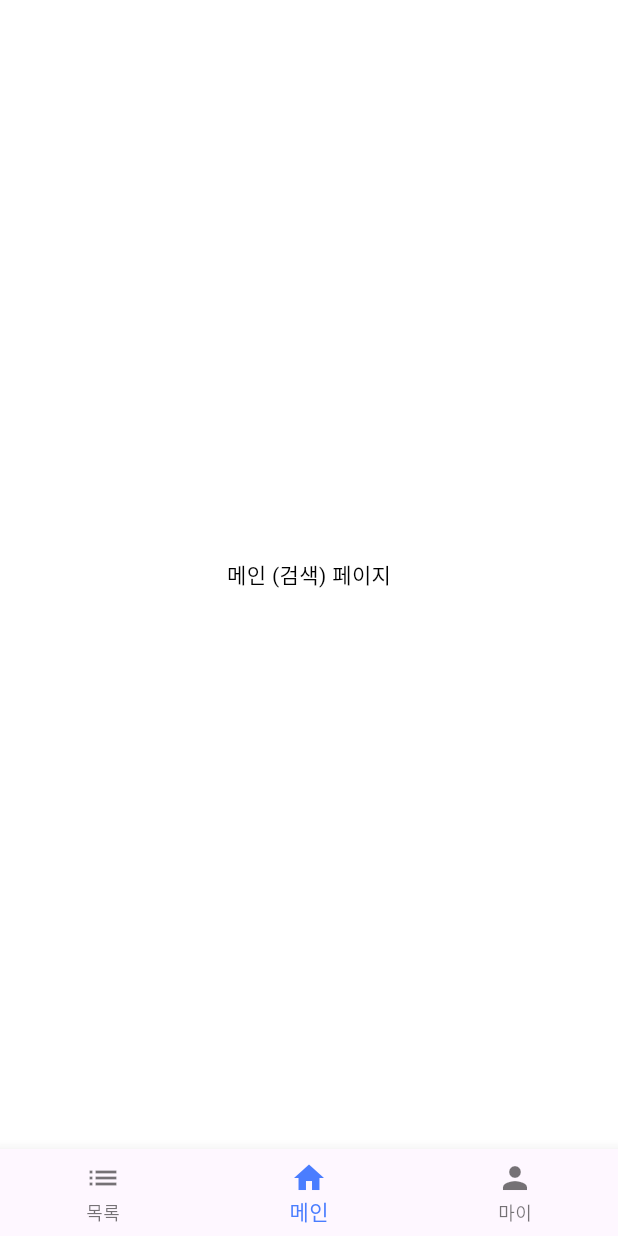
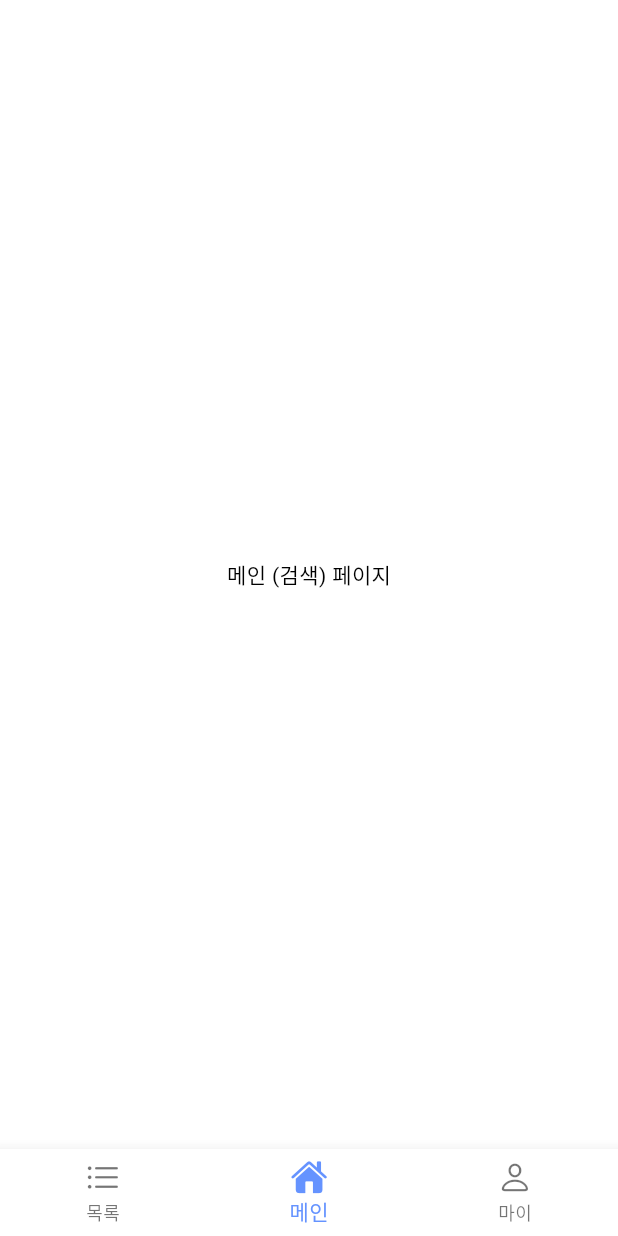
Before and after one commit to SSU-RSP/RSP-Frontend, a Flutter app: the screen it shows after launch, after a tap on "로그인", on a phone screen of 412 x 824 dp. Run offline on Flutter 3.47's test engine with Material 3 defaults, Android fonts, the light colour scheme and no system bars.

Commit message:
로그인 탭바 디자인 추가

```diff
--- a/lib/features/Login/login_screen.dart
+++ b/lib/features/Login/login_screen.dart
@@ -63,10 +63,15 @@ class LoginScreen extends StatelessWidget {
                     onPressed: () {
                       // TODO : 로그인 검증/서비스 연동 부분
                       // 현재는 바로 이동
-                      Navigator.pushReplacement(
-                        context,
-                        MaterialPageRoute(builder: (context) => const MainScreen()),
-                      );
+                      Navigator.of(context).pushReplacement(PageRouteBuilder(
+                        pageBuilder: (context, animation, secondaryAnimation) => const MainScreen(),
+                        transitionsBuilder: (context, animation, secondaryAnimation, child) {
+                          return FadeTransition(
+                            opacity: animation,
+                            child: child,
+                          );
+                        },
+                      ));
                     },
                     style: ElevatedButton.styleFrom(
                       backgroundColor: const Color(0xFF4A7DFF),
--- a/lib/home_screen.dart
+++ b/lib/home_screen.dart
@@ -1,3 +1,4 @@
+import 'package:flutter/cupertino.dart';
 import 'package:flutter/material.dart';
 
 class MainScreen extends StatefulWidget {
@@ -25,27 +26,23 @@ class _MainScreenState extends State<MainScreen> {
   @override
   Widget build(BuildContext context) {
     return Scaffold(
-      body: _pages[_selectedIndex],
+      body: AnimatedSwitcher(
+      duration: const Duration(milliseconds: 300),
+      child: _pages[_selectedIndex],
+      ),
       bottomNavigationBar: BottomNavigationBar(
+        backgroundColor: Colors.white,
         currentIndex: _selectedIndex,
         onTap: _onItemTapped,
-        selectedItemColor: const Color(0xFF4A7DFF),
+        selectedItemColor: const Color(0xFF6593FF),
         unselectedItemColor: Colors.black54,
         showUnselectedLabels: true,
         items: const [
-          BottomNavigationBarItem(
-            icon: Icon(Icons.list),
-            label: "목록",
-          ),
-          BottomNavigationBarItem(
-            icon: Icon(Icons.home),
-            label: "메인",
-          ),
-          BottomNavigationBarItem(
-            icon: Icon(Icons.person),
-            label: "마이",
-          ),
+          BottomNavigationBarItem(icon: Icon(CupertinoIcons.list_bullet), label: "목록"),
+          BottomNavigationBarItem(icon: Icon(CupertinoIcons.house_fill), label: "메인"),
+          BottomNavigationBarItem(icon: Icon(CupertinoIcons.person), label: "마이"),
         ],
+
       ),
     );
   }
```
